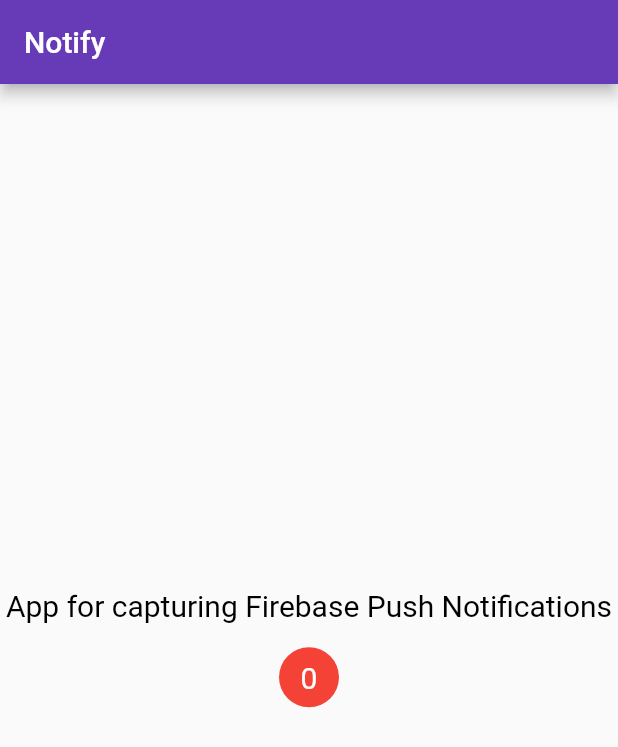
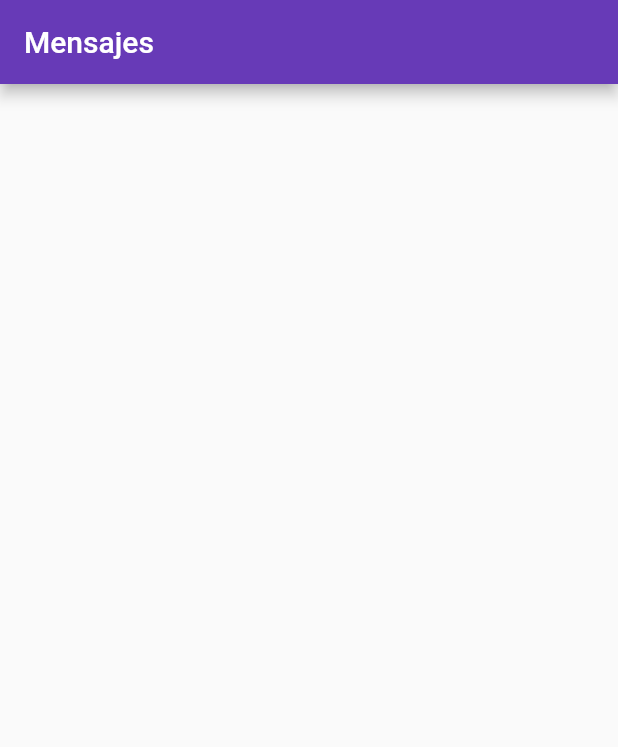
Before and after one commit to lesterodgt/smspolitica, a Flutter app: the screen it shows after launch, on a phone screen of 412 x 824 dp. Shown: the top 747 px of the screen. Run offline on Flutter 3.47's test engine with Material 2 defaults, Android fonts, the light colour scheme and no system bars; drawn by our look-alikes of overlay_support; our stand-ins replace firebase_core, firebase_messaging, sqflite; missing offline and left inert: telephony; accounts and stored records are empty.

Commit message:
registrar mensajes en bd

```diff
--- /dev/null
+++ b/lib/helper/sms_helper.dart
@@ -0,0 +1,13 @@
+import 'package:smspolitica/helper/sql_helper.dart';
+
+class SMSHelper {
+  static enviarMensaje(String destinatario, String mensaje) {
+    //telephony.sendSms(to: destinatario, message: mensaje, statusListener: estadoMensaje);
+    _agregarMensaje(mensaje, 0, destinatario, 1);
+  }
+
+  static Future<void> _agregarMensaje(
+      String contenido, int idmensaje, String destinatario, int estado) async {
+    await SQLHelper.createItem(contenido, idmensaje, destinatario, estado);
+  }
+}
--- /dev/null
+++ b/lib/helper/sql_helper.dart
@@ -0,0 +1,110 @@
+import 'package:flutter/foundation.dart';
+import 'package:sqflite/sqflite.dart' as sql;
+
+class SQLHelper {
+  static Future<void> createTables(sql.Database database) async {
+    await database.execute("""CREATE TABLE mensaje(
+        id INTEGER PRIMARY KEY AUTOINCREMENT NOT NULL,
+        contenido TEXT,
+        idmensaje int,
+        destinatario TEXT,
+        fecha TIMESTAMP NOT NULL DEFAULT CURRENT_TIMESTAMP,
+        estado int
+      )
+      """);
+  }
+  // id: the id of the message
+  // contenido: mensaje
+  // idmensaje
+  // destinatario
+  // fecha: fecha registro
+  // estado:
+
+  static Future<sql.Database> db() async {
+    return sql.openDatabase(
+      'mensajes.db',
+      version: 1,
+      onCreate: (sql.Database database, int version) async {
+        await createTables(database);
+      },
+    );
+  }
+
+  static Future<int> createItem(
+      String contenido, int idmensaje, String destinatario, int estado) async {
+    final db = await SQLHelper.db();
+
+    final data = {
+      'contenido': contenido,
+      'idmensaje': idmensaje,
+      'destinatario': destinatario,
+      'estado': estado
+    };
+    final id = await db.insert('mensaje', data,
+        conflictAlgorithm: sql.ConflictAlgorithm.replace);
+    return id;
+  }
+
+  static Future<List<Mensaje>> getItems() async {
+    final db = await SQLHelper.db();
+    List<Mensaje> mensajes = [];
+    var mensajesDB = await db.query('mensaje', orderBy: "id desc");
+    for (var itemDB in mensajesDB) {
+      mensajes.add(Mensaje.fromMap(itemDB));
+    }
+    return mensajes;
+  }
+
+  // Read a single item by id
+  // The app doesn't use this method but I put here in case you want to see it
+  static Future<List<Map<String, dynamic>>> getItem(int id) async {
+    final db = await SQLHelper.db();
+    return db.query('mensaje', where: "id = ?", whereArgs: [id], limit: 1);
+  }
+
+  // Update an item by id
+  static Future<int> updateItem(
+      int id, String title, String? descrption) async {
+    final db = await SQLHelper.db();
+
+    final data = {
+      'title': title,
+      'description': descrption,
+      'createdAt': DateTime.now().toString()
+    };
+
+    final result =
+        await db.update('items', data, where: "id = ?", whereArgs: [id]);
+    return result;
+  }
+
+  // Delete
+  static Future<void> deleteItem(int id) async {
+    final db = await SQLHelper.db();
+    try {
+      await db.delete("items", where: "id = ?", whereArgs: [id]);
+    } catch (err) {
+      debugPrint("Something went wrong when deleting an item: $err");
+    }
+  }
+}
+
+class Mensaje {
+  late int id;
+  late String contenido;
+  late int idmensaje;
+  late String destinatario;
+  late String fecha;
+  late int estado;
+
+  Mensaje(this.id, this.contenido, this.idmensaje, this.destinatario,
+      this.fecha, this.estado);
+  Mensaje.fromMap(Map map) {
+    id = map['id'];
+    contenido = map['contenido'];
+    idmensaje = map['idmensaje'];
+    destinatario = map['destinatario'];
+    fecha = map['fecha'];
+    estado = map['estado'];
+  }
+}
--- a/lib/pages/home.dart
+++ b/lib/pages/home.dart
@@ -1,24 +1,29 @@
 import 'package:firebase_core/firebase_core.dart';
 import 'package:firebase_messaging/firebase_messaging.dart';
 import 'package:flutter/material.dart';
-import 'package:smspolitica/model/PushNotification.dart';
-import 'package:smspolitica/widget/notificacion.dart';
-import 'package:overlay_support/overlay_support.dart';
+import 'package:smspolitica/helper/sms_helper.dart';
+import 'package:smspolitica/helper/sql_helper.dart';
 import 'package:telephony/telephony.dart';
 
 Future<void> _firebaseMessagingBackgroundHandler(RemoteMessage message) async {
-  print("Handling a background message: ${message.messageId}");
+  await Firebase.initializeApp();
+
+  List<String> destinatarios = message.data['telephone'].toString().split(",");
+  for (var telefono in destinatarios) {
+    SMSHelper.enviarMensaje(telefono, message.data['message']);
+  }
 }
 
 class HomePage extends StatefulWidget {
+  const HomePage({Key? key}) : super(key: key);
+
   @override
   _HomePageState createState() => _HomePageState();
 }
 
-class _HomePageState extends State<HomePage> {
+class _HomePageState extends State<HomePage> with WidgetsBindingObserver {
   late final FirebaseMessaging _messaging;
-  late int _totalNotifications;
-  PushNotification? _notificationInfo;
+
   final telephony = Telephony.instance;
 
   void registerNotification() async {
@@ -34,51 +39,29 @@
       sound: true,
     );
     final token = await _messaging.getToken();
-    print("***********************");
-    print(token);
+    debugPrint(token);
     if (settings.authorizationStatus == AuthorizationStatus.authorized) {
-      print('User granted permission');
+      debugPrint('User granted permission');
 
       FirebaseMessaging.onMessage.listen((RemoteMessage message) {
-        print(
-            'Message title: ${message.notification?.title}, body: ${message.notification?.body}, data: ${message.data}');
-
-        enviarMensaje('53138850', '${message.notification?.body}');
-        PushNotification notification = PushNotification(
-          title: message.notification?.title,
-          body: message.notification?.body,
-          dataTitle: message.data['title'],
-          dataBody: message.data['body'],
-        );
-
-        setState(() {
-          _notificationInfo = notification;
-          _totalNotifications++;
-        });
-
-        if (_notificationInfo != null) {
-          // For displaying the notification as an overlay
-          showSimpleNotification(
-            Text(_notificationInfo!.title!),
-            leading: NotificationBadge(totalNotifications: _totalNotifications),
-            subtitle: Text(_notificationInfo!.body!),
-            background: Colors.cyan.shade700,
-            duration: Duration(seconds: 2),
-          );
-        }
+        procesarMensaje(message);
       });
     } else {
-      print('User declined or has not accepted permission');
+      debugPrint('Debe dar permisos para acceder a mensajes sms');
     }
   }
 
-  enviarMensaje(String para, String mensaje) {
-    telephony.sendSms(
-        to: para, message: mensaje, statusListener: estadoMensaje);
+  List<Mensaje> mensajes = [];
+
+  void actualizarMensajes() async {
+    final data = await SQLHelper.getItems();
+    setState(() {
+      mensajes = data;
+    });
   }
 
   estadoMensaje(SendStatus status) {
-    print(status.toString());
+    debugPrint(status.toString());
   }
 
   // For handling notification when the app is in terminated state
@@ -86,100 +69,75 @@
     await Firebase.initializeApp();
     RemoteMessage? initialMessage =
         await FirebaseMessaging.instance.getInitialMessage();
-
     if (initialMessage != null) {
-      PushNotification notification = PushNotification(
-        title: initialMessage.notification?.title,
-        body: initialMessage.notification?.body,
-        dataTitle: initialMessage.data['title'],
-        dataBody: initialMessage.data['body'],
-      );
-
-      setState(() {
-        _notificationInfo = notification;
-        _totalNotifications++;
-      });
+      procesarMensaje(initialMessage);
     }
   }
 
   checkForSMSessage() async {
     final bool? result = await telephony.requestPhoneAndSmsPermissions;
-
     if (result != null && result) {}
-
     if (!mounted) return;
   }
 
   @override
   void initState() {
-    _totalNotifications = 0;
     registerNotification();
     checkForInitialMessage();
     checkForSMSessage();
+    actualizarMensajes();
+    FirebaseMessaging.onMessageOpenedApp.listen((RemoteMessage message) {
+      procesarMensaje(message);
+    });
+    super.initState();
+    WidgetsBinding.instance?.addObserver(this);
+  }
 
-    // For handling notification when the app is in background
-    // but not terminated
-    FirebaseMessaging.onMessageOpenedApp.listen((RemoteMessage message) {
-      PushNotification notification = PushNotification(
-        title: message.notification?.title,
-        body: message.notification?.body,
-        dataTitle: message.data['title'],
-        dataBody: message.data['body'],
-      );
+  @override
+  void didChangeAppLifecycleState(AppLifecycleState state) {
+    super.didChangeAppLifecycleState(state);
+    if (state == AppLifecycleState.inactive ||
+        state == AppLifecycleState.detached) return;
+    final isBackground = state == AppLifecycleState.paused;
+    if (!isBackground) {
+      actualizarMensajes();
+    }
+  }
 
-      setState(() {
-        _notificationInfo = notification;
-        _totalNotifications++;
-      });
-    });
-
-    super.initState();
+  procesarMensaje(RemoteMessage message) {
+    List<String> destinatarios =
+        message.data['telephone'].toString().split(",");
+    for (var telefono in destinatarios) {
+      SMSHelper.enviarMensaje(telefono, message.data['message']);
+    }
+    actualizarMensajes();
   }
 
   @override
   Widget build(BuildContext context) {
     return Scaffold(
-      appBar: AppBar(
-        title: Text('Notify'),
-        brightness: Brightness.dark,
-      ),
-      body: Column(
-        mainAxisAlignment: MainAxisAlignment.center,
-        children: [
-          Text(
-            'App for capturing Firebase Push Notifications',
-            textAlign: TextAlign.center,
-            style: TextStyle(
-              color: Colors.black,
-              fontSize: 20,
+      appBar: AppBar(title: const Text('Mensajes')),
+      body: ListView.builder(
+        itemCount: mensajes.length,
+        itemBuilder: (BuildContext context, int index) {
+          Mensaje item = mensajes.elementAt(index);
+          return ListTile(
+            leading: Icon(
+              item.estado == 1 ? Icons.check : Icons.update,
+              color: item.estado == 1 ? Colors.green : Colors.orange,
+              size: 30,
             ),
-          ),
-          SizedBox(height: 16.0),
-          NotificationBadge(totalNotifications: _totalNotifications),
-          SizedBox(height: 16.0),
-          _notificationInfo != null
-              ? Column(
-                  crossAxisAlignment: CrossAxisAlignment.start,
-                  children: [
-                    Text(
-                      'TITLE: ${_notificationInfo!.dataTitle ?? _notificationInfo!.title}',
-                      style: TextStyle(
-                        fontWeight: FontWeight.bold,
-                        fontSize: 16.0,
-                      ),
-                    ),
-                    SizedBox(height: 8.0),
-                    Text(
-                      'BODY: ${_notificationInfo!.dataBody ?? _notificationInfo!.body}',
-                      style: TextStyle(
-                        fontWeight: FontWeight.bold,
-                        fontSize: 16.0,
-                      ),
-                    ),
-                  ],
-                )
-              : Container(),
-        ],
+            minLeadingWidth: 0,
+            title: Row(
+              mainAxisAlignment: MainAxisAlignment.spaceBetween,
+              children: [
+                Text(item.destinatario),
+                Text(item.fecha),
+              ],
+            ),
+            subtitle: Text(item.contenido),
+          );
+        },
       ),
     );
   }
--- a/lib/widget/notificacion.dart
+++ b/lib/widget/notificacion.dart
@@ -10,7 +10,7 @@
     return Container(
       width: 40.0,
       height: 40.0,
-      decoration: new BoxDecoration(
+      decoration: const BoxDecoration(
         color: Colors.red,
         shape: BoxShape.circle,
       ),
--- a/pubspec.yaml
+++ b/pubspec.yaml
@@ -40,6 +40,7 @@
   firebase_messaging: ^11.2.7
   overlay_support: ^1.2.1
   telephony: ^0.1.4
+  sqflite: ^2.0.2
 
 dev_dependencies:
   flutter_test:
```
Also changed, not shown: pubspec.lock.
